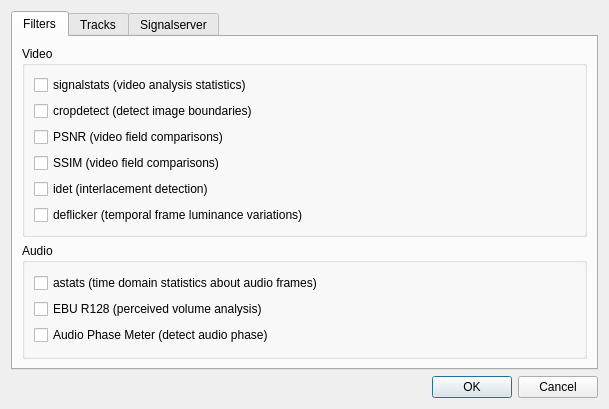
Old version of the form Source/GUI/preferences.ui in the repository bavc/qctools.
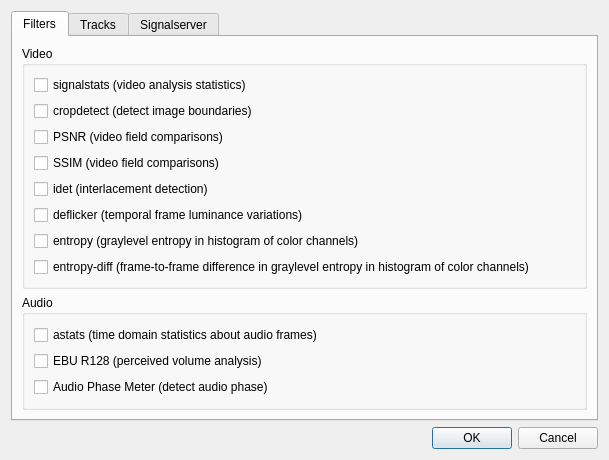
New version of the form. The open tabs and pages were chosen to show the change.

Commit message:
add entropy and entropy-diff plots
thx to @richardpl for development of this filter

What changed in the file:
```diff
--- a/Source/GUI/preferences.ui
+++ b/Source/GUI/preferences.ui
@@ -76,6 +76,20 @@
                 </property>
                </widget>
               </item>
+              <item>
+               <widget class="QCheckBox" name="Filters_Video_Entropy">
+                <property name="text">
+                 <string>entropy (graylevel entropy in histogram of color channels)</string>
+                </property>
+               </widget>
+              </item>
+              <item>
+               <widget class="QCheckBox" name="Filters_Video_EntropyDiff">
+                <property name="text">
+                 <string>entropy-diff (frame-to-frame difference in graylevel entropy in histogram of color channels)</string>
+                </property>
+               </widget>
+              </item>
              </layout>
             </item>
            </layout>
```
Left out of the diff: 2 changed lines with no effect on the pictures. The commit also changes 7 other files.
